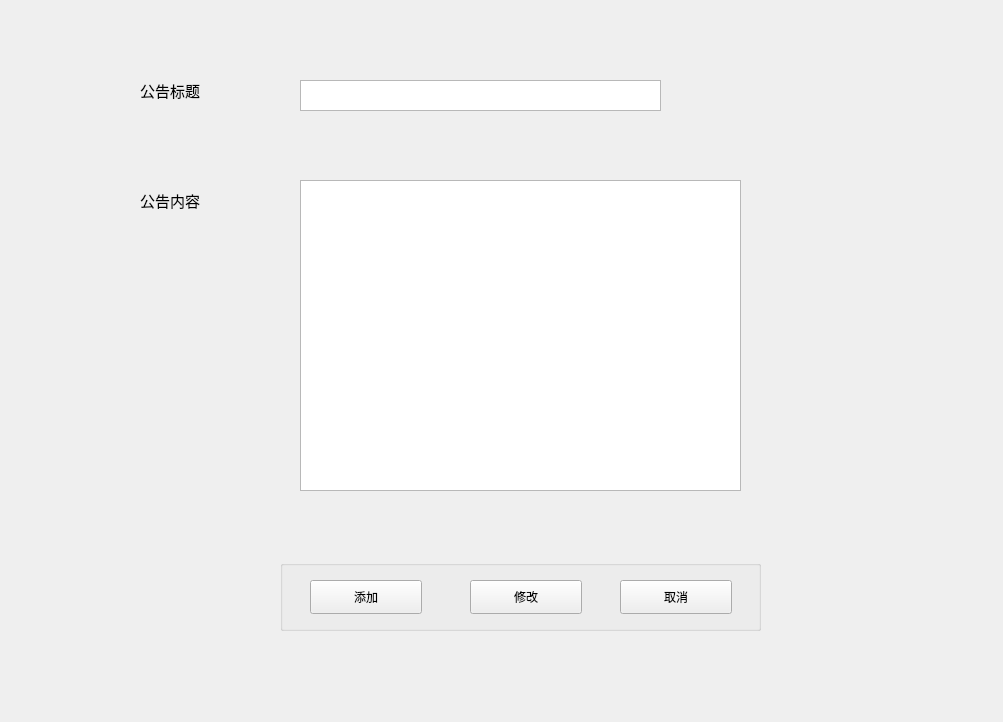
Old version of the form Library/Library/EditBoard.ui in the repository belowthetree/LibrarySystem.
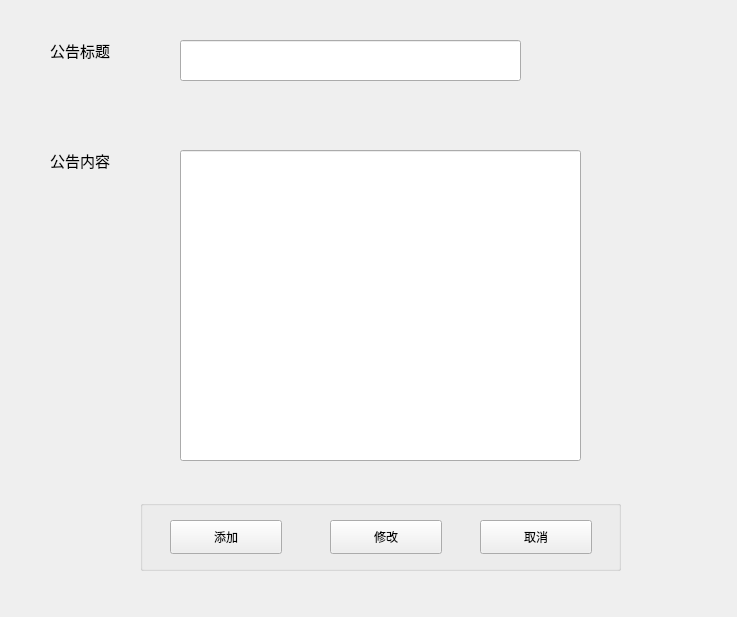
New version of the form.

Patch:
```diff
--- a/Library/Library/EditBoard.ui
+++ b/Library/Library/EditBoard.ui
@@ -6,31 +6,18 @@
    <rect>
     <x>0</x>
     <y>0</y>
-    <width>1003</width>
-    <height>722</height>
+    <width>737</width>
+    <height>617</height>
    </rect>
   </property>
   <property name="windowTitle">
    <string>EditBoard</string>
   </property>
-  <widget class="QLabel" name="label_2">
-   <property name="geometry">
-    <rect>
-     <x>140</x>
-     <y>70</y>
-     <width>101</width>
-     <height>41</height>
-    </rect>
-   </property>
-   <property name="text">
-    <string>&lt;html&gt;&lt;head/&gt;&lt;body&gt;&lt;p&gt;&lt;span style=&quot; font-size:11pt;&quot;&gt;公告标题&lt;/span&gt;&lt;/p&gt;&lt;/body&gt;&lt;/html&gt;</string>
-   </property>
-  </widget>
   <widget class="QLabel" name="label_3">
    <property name="geometry">
     <rect>
-     <x>140</x>
-     <y>180</y>
+     <x>50</x>
+     <y>140</y>
      <width>101</width>
      <height>41</height>
     </rect>
@@ -39,31 +26,11 @@
     <string>&lt;html&gt;&lt;head/&gt;&lt;body&gt;&lt;p&gt;&lt;span style=&quot; font-size:11pt;&quot;&gt;公告内容&lt;/span&gt;&lt;/p&gt;&lt;/body&gt;&lt;/html&gt;</string>
    </property>
   </widget>
-  <widget class="QTextEdit" name="textEdit_2">
-   <property name="geometry">
-    <rect>
-     <x>300</x>
-     <y>80</y>
-     <width>361</width>
-     <height>31</height>
-    </rect>
-   </property>
-  </widget>
-  <widget class="QTextEdit" name="textEdit_3">
-   <property name="geometry">
-    <rect>
-     <x>300</x>
-     <y>180</y>
-     <width>441</width>
-     <height>311</height>
-    </rect>
-   </property>
-  </widget>
   <widget class="QGroupBox" name="groupBox">
    <property name="geometry">
     <rect>
-     <x>280</x>
-     <y>560</y>
+     <x>140</x>
+     <y>500</y>
      <width>481</width>
      <height>71</height>
     </rect>
@@ -111,7 +78,41 @@
     </property>
    </widget>
   </widget>
+  <widget class="QLabel" name="label_2">
+   <property name="geometry">
+    <rect>
+     <x>50</x>
+     <y>30</y>
+     <width>101</width>
+     <height>41</height>
+    </rect>
+   </property>
+   <property name="text">
+    <string>&lt;html&gt;&lt;head/&gt;&lt;body&gt;&lt;p&gt;&lt;span style=&quot; font-size:11pt;&quot;&gt;公告标题&lt;/span&gt;&lt;/p&gt;&lt;/body&gt;&lt;/html&gt;</string>
+   </property>
+  </widget>
+  <widget class="QLineEdit" name="lineEdit">
+   <property name="geometry">
+    <rect>
+     <x>180</x>
+     <y>40</y>
+     <width>341</width>
+     <height>41</height>
+    </rect>
+   </property>
+  </widget>
+  <widget class="QLineEdit" name="lineEdit_2">
+   <property name="geometry">
+    <rect>
+     <x>180</x>
+     <y>150</y>
+     <width>401</width>
+     <height>311</height>
+    </rect>
+   </property>
+  </widget>
  </widget>
+ <layoutdefault spacing="6" margin="11"/>
  <resources/>
  <connections/>
 </ui>
```
Left out of the diff: 4 changed lines with no effect on the pictures.
